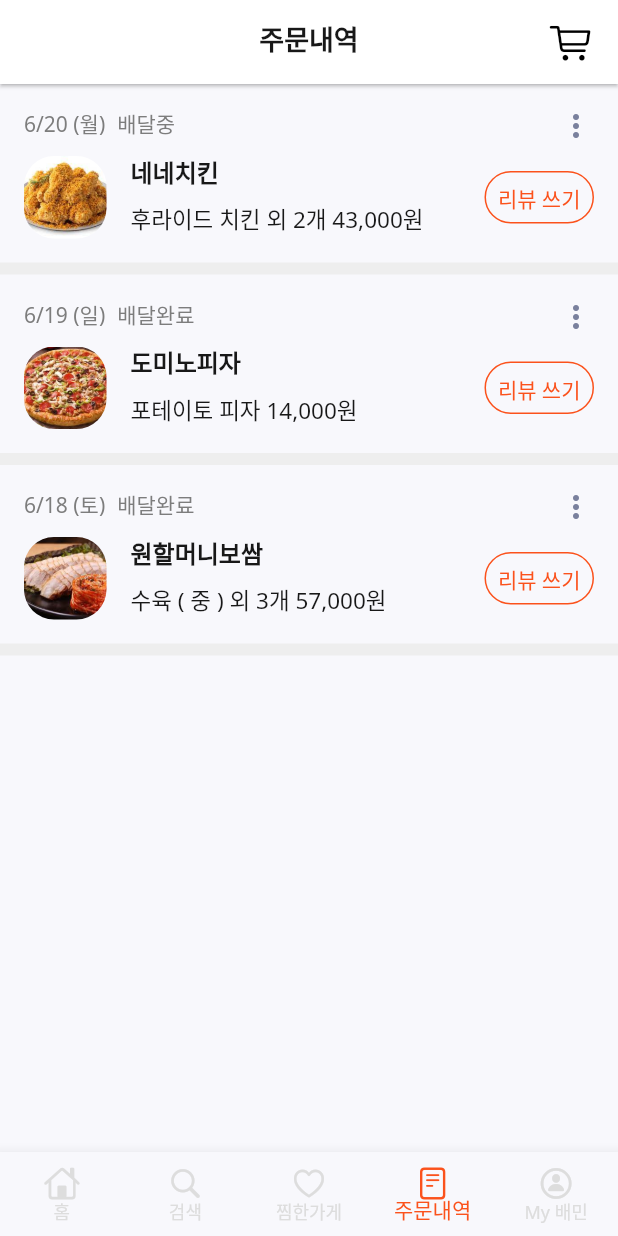
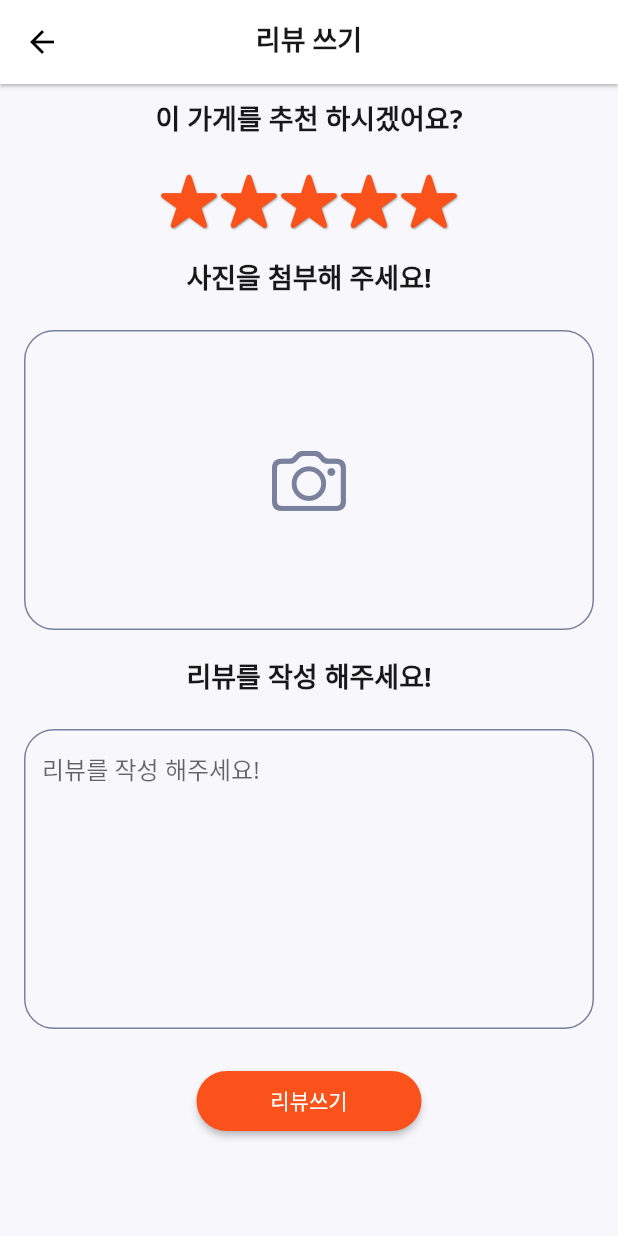
Before and after one commit to Sylar0012/final_project_beamin_app, a Flutter app: the screen it shows after launch, item 4 of the bottom bar chosen, after a tap on "리뷰 쓰기", on a phone screen of 412 x 824 dp. Run offline on Flutter 3.47's test engine with Material 2 defaults, Android fonts, the phone set to English and light mode, and no system bars; our stand-ins replace card_swiper, google_fonts.

Commit message:
review쓰기 페이지 완성

```diff
--- /dev/null
+++ b/lib/view/pages/components/my_elevated_button.dart
@@ -0,0 +1,22 @@
+import 'package:flutter/material.dart';
+
+class CustomElevatedButton extends StatelessWidget {
+  final String text;
+  final funPageRoute;
+
+  const CustomElevatedButton({required this.text, required this.funPageRoute});
+
+  @override
+  Widget build(BuildContext context) {
+    return ElevatedButton(
+      onPressed: funPageRoute,
+      child: Text("$text"),
+      style: ElevatedButton.styleFrom(
+        minimumSize: Size(double.infinity, 50),
+        shape: RoundedRectangleBorder(
+          borderRadius: BorderRadius.circular(20),
+        ),
+      ),
+    );
+  }
+}
--- /dev/null
+++ b/lib/view/pages/components/my_icons.dart
@@ -0,0 +1,18 @@
+import 'package:final_project_beamin_app/constants.dart';
+import 'package:flutter/material.dart';
+
+Widget StarIcon(CupertinoIcons, double sizeNum) {
+  return Icon(
+    CupertinoIcons,
+    size: sizeNum,
+    color: kMainColor,
+    shadows: [
+      BoxShadow(
+        color: Colors.grey.withOpacity(1),
+        blurRadius: 1.0,
+        spreadRadius: 1.0,
+        offset: const Offset(0.5, 1),
+      )
+    ],
+  );
+}
--- a/lib/view/pages/main/components/store_list.dart
+++ b/lib/view/pages/main/components/store_list.dart
@@ -3,6 +3,8 @@
 import 'package:final_project_beamin_app/theme.dart';
 import 'package:flutter/cupertino.dart';
 import 'package:flutter/material.dart';
+
+import '../../components/my_icons.dart';
 
 class StoreList extends StatelessWidget {
   final String img;
@@ -50,9 +52,9 @@
                 Row(
                   mainAxisAlignment: MainAxisAlignment.start,
                   children: [
-                    for (int i = 0; i < starPoint; i++) _bulidStarIcon(CupertinoIcons.star_fill),
+                    for (int i = 0; i < starPoint; i++) StarIcon(CupertinoIcons.star_fill, 16),
                     if (starPoint < 5)
-                      for (int i = 0; i < 5 - starPoint; i++) _bulidStarIcon(CupertinoIcons.star),
+                      for (int i = 0; i < 5 - starPoint; i++) StarIcon(CupertinoIcons.star, 16),
                   ],
                 ),
                 SizedBox(height: gap_s),
@@ -70,19 +72,3 @@
     );
   }
 }
-
-Widget _bulidStarIcon(CupertinoIcons) {
-  return Icon(
-    CupertinoIcons,
-    size: 16,
-    color: kMainColor,
-    shadows: [
-      BoxShadow(
-        color: Colors.grey.withOpacity(1),
-        blurRadius: 1.0,
-        spreadRadius: 1.0,
-        offset: const Offset(0.5, 1),
-      )
-    ],
-  );
-}
--- a/lib/view/pages/main/order_list/order_list.dart
+++ b/lib/view/pages/main/order_list/order_list.dart
@@ -2,6 +2,7 @@
 import 'package:final_project_beamin_app/size.dart';
 import 'package:final_project_beamin_app/theme.dart';
 import 'package:final_project_beamin_app/view/pages/main/components/my_alert_dialog.dart';
+import 'package:final_project_beamin_app/view/pages/review_write/review_write.dart';
 import 'package:flutter/cupertino.dart';
 import 'package:flutter/material.dart';
 
@@ -122,7 +123,9 @@
                     style: ButtonStyle(
                       alignment: Alignment.bottomCenter,
                     ),
-                    onPressed: () {},
+                    onPressed: () {
+                      Navigator.push(context, MaterialPageRoute(builder: (context) => ReviewWrite()));
+                    },
                     child: Text(
                       '리뷰 쓰기',
                       style: TextStyle(color: kMainColor, fontSize: 14, height: 0.8),
--- /dev/null
+++ b/lib/view/pages/review_write/review_write.dart
@@ -0,0 +1,121 @@
+import 'package:final_project_beamin_app/constants.dart';
+import 'package:final_project_beamin_app/size.dart';
+import 'package:final_project_beamin_app/theme.dart';
+import 'package:flutter/cupertino.dart';
+import 'package:flutter/gestures.dart';
+import 'package:flutter/material.dart';
+
+import '../components/my_icons.dart';
+
+class ReviewWrite extends StatefulWidget {
+  const ReviewWrite({Key? key}) : super(key: key);
+
+  @override
+  State<ReviewWrite> createState() => _ReviewWriteState();
+}
+
+class _ReviewWriteState extends State<ReviewWrite> {
+  @override
+  Widget build(BuildContext context) {
+    return Scaffold(
+      appBar: _buildAppBar(context),
+      body: ListView(
+        children: [
+          Padding(
+            padding: const EdgeInsets.all(gap_s),
+            child: Column(
+              children: [
+                Text(
+                  "이 가게를 추천 하시겠어요?",
+                  style: textTheme().headline1,
+                ),
+                SizedBox(height: gap_m),
+                Row(
+                  mainAxisAlignment: MainAxisAlignment.center,
+                  children: [
+                    StarIcon(CupertinoIcons.star_fill, 40),
+                    StarIcon(CupertinoIcons.star_fill, 40),
+                    StarIcon(CupertinoIcons.star_fill, 40),
+                    StarIcon(CupertinoIcons.star_fill, 40),
+                    StarIcon(CupertinoIcons.star_fill, 40),
+                  ],
+                ),
+                SizedBox(height: gap_m),
+                Text("사진을 첨부해 주세요!", style: textTheme().headline1),
+                SizedBox(height: gap_m),
+                Container(
+                  width: double.infinity,
+                  height: 200,
+                  decoration: BoxDecoration(borderRadius: BorderRadius.circular(20), border: Border.all(color: kMenuIconColor)),
+                  child: IconButton(
+                    onPressed: () {},
+                    icon: Icon(
+                      CupertinoIcons.camera,
+                      color: kMenuIconColor,
+                      size: 50,
+                    ),
+                  ),
+                ),
+                SizedBox(height: gap_m),
+                Text("리뷰를 작성 해주세요!", style: textTheme().headline1),
+                SizedBox(height: gap_m),
+                TextFormField(
+                  cursorColor: kMainColor,
+                  maxLines: 10,
+                  style: TextStyle(fontSize: 16),
+                  decoration: InputDecoration(
+                    hintText: "리뷰를 작성 해주세요!",
+                    enabledBorder: OutlineInputBorder(
+                      borderSide: BorderSide(color: kMenuIconColor),
+                      borderRadius: BorderRadius.circular(20),
+                    ),
+                    focusedBorder: OutlineInputBorder(
+                      borderSide: BorderSide(color: kMenuIconColor),
+                      borderRadius: BorderRadius.circular(20),
+                    ),
+                    errorBorder: OutlineInputBorder(
+                      borderSide: BorderSide(color: kMainColor),
+                      borderRadius: BorderRadius.circular(20),
+                    ),
+                    focusedErrorBorder: OutlineInputBorder(
+                      borderSide: BorderSide(color: kMenuIconColor),
+                      borderRadius: BorderRadius.circular(20),
+                    ),
+                  ),
+                ),
+                SizedBox(height: gap_m),
+                Row(
+                  mainAxisAlignment: MainAxisAlignment.spaceAround,
+                  children: [
+                    ElevatedButton(
+                      onPressed: () {},
+                      style: ElevatedButton.styleFrom(
+                        primary: kMainColor,
+                        minimumSize: Size(150, 40),
+                        shape: RoundedRectangleBorder(
+                          borderRadius: BorderRadius.circular(20),
+                        ),
+                      ),
+                      child: Text("리뷰쓰기"),
+                    ),
+                  ],
+                )
+              ],
+            ),
+          )
+        ],
+      ),
+    );
+  }
+}
+
+AppBar _buildAppBar(BuildContext context) {
+  return AppBar(
+    iconTheme: IconThemeData(
+      color: Colors.black,
+    ),
+    title: Text("리뷰 쓰기", style: textTheme().headline1),
+    centerTitle: true,
+    elevation: 1.0,
+  );
+}
```
